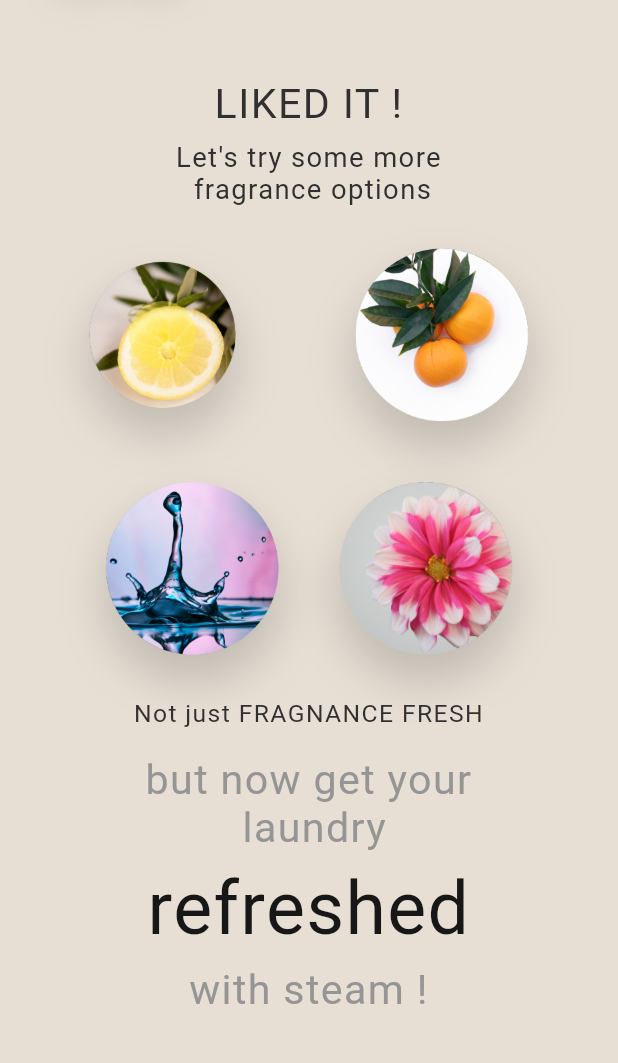
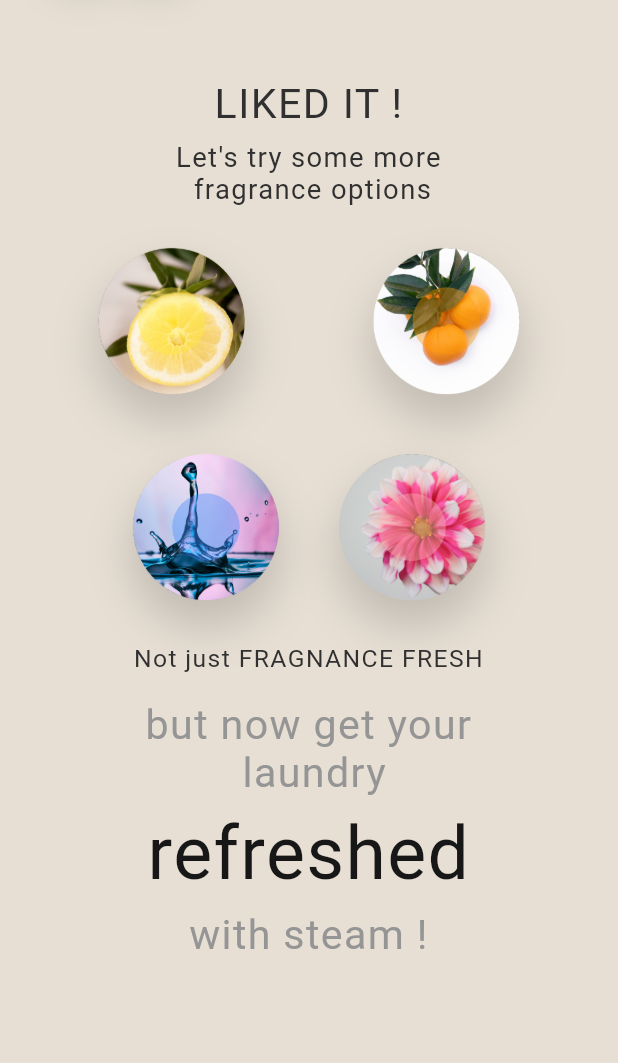
Before and after one commit to gupta22-dev/Inki, a Flutter app: the RefreshAnimationHome screen opened directly, on a phone screen of 412 x 824 dp, the part 106-1169 px from its top. Run offline on Flutter 3.47's test engine with Material 2 defaults, Android fonts, the phone set to English and light mode, and no system bars; our stand-ins replace cached_network_image, carousel_slider, confetti, connectivity, flutter_rating_bar, flutter_swiper and 6 more; missing offline and left inert: flutter_inappwebview, usb_serial; accounts and stored records are empty; generated files the repository leaves out were written again; network calls fail; statements that could not run were skipped.

Commit message:
Put Color on to Everything

```diff
--- a/lib/src/ui/routes/refresh_animation_home.dart
+++ b/lib/src/ui/routes/refresh_animation_home.dart
@@ -16,6 +16,10 @@ import 'package:inki/src/ui/common_widgets/sizedbox.dart';
 import 'package:inki/src/ui/res/colors.dart';
 import 'package:inki/src/ui/routes/fragrance_rippling.dart';
 import 'package:provider/provider.dart';
+
+import '../res/colors.dart';
+import '../res/colors.dart';
+import '../res/colors.dart';
 
 class RefreshAnimationHome extends StatefulWidget {
   final UsbPortModel isFromHome;
@@ -256,36 +260,15 @@ class _RefreshAnimationHomeState extends State<RefreshAnimationHome>
                                               ),
                                             ),
                                             //horizontalSizedBoxTwenty(),
-                                            InkWell(
-                                              onTap: yellowAnim == true ||
-                                                      blueAnim == true ||
-                                                      whiteAnim == true
-                                                  ? null
-                                                  : () {
-                                                      setState(() {
-                                                        orangeAnim = true;
-                                                        //screenBackground = white;
-                                                        screenBackground =
-                                                            orangeGradient;
-                                                        isClicked = false;
-                                                        Timer(
-                                                            Duration(
-                                                                seconds: 3),
-                                                            () {
-                                                          setState(() {
-                                                            screenBackground =
-                                                                normalGradient;
-                                                            isClicked = false;
-                                                          });
-                                                        });
-                                                        // Set a timer of 3 secs..... set isClicked back to false
-                                                      });
-                                                      navigateToDetailAnimation(
-                                                          "b", iotViewModel);
-                                                    },
-                                              child: Padding(
+                                            Container(
+                                              width: 150,
+                                              height: 150,
+                                              child: Stack(
+                                                children: [
+                                                  Padding(
                                                     padding:
-                                                    const EdgeInsets.all(20.0),
+                                                        const EdgeInsets.all(
+                                                            20.0),
                                                     child: AnimatedContainer(
                                                       duration:
                                                           Duration(seconds: 0),
@@ -300,10 +283,14 @@ class _RefreshAnimationHomeState extends State<RefreshAnimationHome>
                                                                       0xfff59006)
                                                                   : Color(
                                                                       0x29000000),
-                                                          offset: (isClicked ==
+                                                              offset:
+                                                                  (isClicked ==
                                                                           true)
-                                                              ? Offset(0, 0)
-                                                              : Offset(0, 18),
+                                                                      ? Offset(
+                                                                          0, 0)
+                                                                      : Offset(
+                                                                          0,
+                                                                          18),
                                                               /* (condition<t/f>) ? {true statements} : {false statements} */
                                                               blurRadius:
                                                                   (isClicked ==
@@ -317,7 +304,8 @@ class _RefreshAnimationHomeState extends State<RefreshAnimationHome>
                                                                       : 0)
                                                         ],
                                                         borderRadius:
-                                                        BorderRadius.circular(
+                                                            BorderRadius
+                                                                .circular(
                                                           500,
                                                         ),
                                                       ),
@@ -325,6 +313,43 @@ class _RefreshAnimationHomeState extends State<RefreshAnimationHome>
                                                         "assets/images/orange.png",
                                                       ),
                                                     ),
+                                                  ),
+                                                  GestureDetector(
+                                                    onTap: yellowAnim == true ||
+                                                            blueAnim == true ||
+                                                            whiteAnim == true
+                                                        ? null
+                                                        : () {
+                                                            setState(() {
+                                                              orangeAnim = true;
+                                                              //screenBackground = white;
+                                                              screenBackground =
+                                                                  orangeGradient;
+                                                              isClicked = false;
+                                                              Timer(
+                                                                  Duration(
+                                                                      seconds:
+                                                                          3),
+                                                                  () {
+                                                                setState(() {
+                                                                  screenBackground =
+                                                                      normalGradient;
+                                                                  isClicked =
+                                                                      false;
+                                                                });
+                                                              });
+                                                              // Set a timer of 3 secs..... set isClicked back to false
+                                                            });
+                                                          },
+                                                    child: FragnanceRipple(
+                                                      color: orangeColor[0],
+                                                      fun: () =>
+                                                          navigateToDetailAnimation(
+                                                              "b",
+                                                              iotViewModel),
+                                                    ),
+                                                  )
+                                                ],
                                               ),
                                             ),
                                           ],
@@ -335,37 +360,15 @@ class _RefreshAnimationHomeState extends State<RefreshAnimationHome>
                                           mainAxisAlignment:
                                               MainAxisAlignment.center,
                                           children: [
-                                            InkWell(
-                                              onTap: yellowAnim == true ||
-                                                      whiteAnim == true ||
-                                                      orangeAnim == true
-                                                  ? null
-                                                  : () {
-                                                      setState(() {
-                                                        blueAnim = true;
-                                                        // screenBackground = blue;
-                                                        screenBackground =
-                                                            blueGradient;
-                                                        isClicked = false;
-                                                        Timer(
-                                                            Duration(
-                                                                seconds: 3),
-                                                            () {
-                                                          setState(() {
-                                                            screenBackground =
-                                                                normalGradient;
-                                                            isClicked = false;
-                                                          });
-                                                        });
-                                                        // Set a timer of 3 secs..... set isClicked back to false
-                                                      });
-
-                                                      navigateToDetailAnimation(
-                                                          "c", iotViewModel);
-                                                    },
-                                              child: Padding(
+                                            Container(
+                                              width: 150,
+                                              height: 150,
+                                              child: Stack(
+                                                children: [
+                                                  Padding(
                                                     padding:
-                                                    const EdgeInsets.all(20.0),
+                                                        const EdgeInsets.all(
+                                                            20.0),
                                                     child: AnimatedContainer(
                                                       duration:
                                                           Duration(seconds: 0),
@@ -380,10 +383,14 @@ class _RefreshAnimationHomeState extends State<RefreshAnimationHome>
                                                                       0xff65CBE3)
                                                                   : Color(
                                                                       0x29000000),
-                                                          offset: (isClicked ==
+                                                              offset:
+                                                                  (isClicked ==
                                                                           true)
-                                                              ? Offset(0, 0)
-                                                              : Offset(0, 18),
+                                                                      ? Offset(
+                                                                          0, 0)
+                                                                      : Offset(
+                                                                          0,
+                                                                          18),
                                                               /* (condition<t/f>) ? {true statements} : {false statements} */
                                                               blurRadius:
                                                                   (isClicked ==
@@ -397,7 +404,8 @@ class _RefreshAnimationHomeState extends State<RefreshAnimationHome>
                                                                       : 0)
                                                         ],
                                                         borderRadius:
-                                                        BorderRadius.circular(
+                                                            BorderRadius
+                                                                .circular(
                                                           500,
                                                         ),
                                                       ),
@@ -406,38 +414,53 @@ class _RefreshAnimationHomeState extends State<RefreshAnimationHome>
                                                       ),
                                                     ),
                                                   ),
-                                            ),
-                                            InkWell(
+                                                  GestureDetector(
                                                     onTap: yellowAnim == true ||
-                                                      blueAnim == true ||
+                                                            whiteAnim == true ||
                                                             orangeAnim == true
                                                         ? null
                                                         : () {
                                                             setState(() {
-                                                        whiteAnim = true;
-                                                        //screenBackground = orange;
+                                                              blueAnim = true;
+                                                              // screenBackground = blue;
                                                               screenBackground =
-                                                            roseGradient;
+                                                                  blueGradient;
                                                               isClicked = false;
                                                               Timer(
                                                                   Duration(
-                                                                seconds: 3),
+                                                                      seconds:
+                                                                          3),
                                                                   () {
                                                                 setState(() {
                                                                   screenBackground =
                                                                       normalGradient;
-                                                            isClicked = false;
+                                                                  isClicked =
+                                                                      false;
                                                                 });
                                                               });
-                                                        //set timer of 3 secs
+                                                              // Set a timer of 3 secs..... set isClicked back to false
                                                             });
-
+                                                          },
+                                                    child: FragnanceRipple(
+                                                      color: blueColor[0],
+                                                      fun: () =>
                                                           navigateToDetailAnimation(
-                                                          "d", iotViewModel);
-                                                    },
-                                              child: Padding(
+                                                              "c",
+                                                              iotViewModel),
+                                                    ),
+                                                  )
+                                                ],
+                                              ),
+                                            ),
+                                            Container(
+                                              width: 150,
+                                              height: 150,
+                                              child: Stack(
+                                                children: [
+                                                  Padding(
                                                     padding:
-                                                    const EdgeInsets.all(20.0),
+                                                        const EdgeInsets.all(
+                                                            20.0),
                                                     child: AnimatedContainer(
                                                       duration:
                                                           Duration(seconds: 0),
@@ -452,10 +475,14 @@ class _RefreshAnimationHomeState extends State<RefreshAnimationHome>
                                                                       0xffFFBBBB)
                                                                   : Color(
                                                                       0x29000000),
-                                                          offset: (isClicked ==
+                                                              offset:
+                                                                  (isClicked ==
                                                                           true)
-                                                              ? Offset(0, 0)
-                                                              : Offset(0, 18),
+                                                                      ? Offset(
+                                                                          0, 0)
+                                                                      : Offset(
+                                                                          0,
+                                                                          18),
 
                                                               /* (condition<t/f>) ? {true statements} : {false statements} */
                                                               blurRadius:
@@ -470,7 +497,8 @@ class _RefreshAnimationHomeState extends State<RefreshAnimationHome>
                                                                       : 0)
                                                         ],
                                                         borderRadius:
-                                                        BorderRadius.circular(
+                                                            BorderRadius
+                                                                .circular(
                                                           500,
                                                         ),
                                                       ),
@@ -478,6 +506,43 @@ class _RefreshAnimationHomeState extends State<RefreshAnimationHome>
                                                         "assets/images/flower.png",
                                                       ),
                                                     ),
+                                                  ),
+                                                  GestureDetector(
+                                                    onTap: yellowAnim == true ||
+                                                            blueAnim == true ||
+                                                            orangeAnim == true
+                                                        ? null
+                                                        : () {
+                                                            setState(() {
+                                                              whiteAnim = true;
+                                                              //screenBackground = orange;
+                                                              screenBackground =
+                                                                  roseGradient;
+                                                              isClicked = false;
+                                                              Timer(
+                                                                  Duration(
+                                                                      seconds:
+                                                                          3),
+                                                                  () {
+                                                                setState(() {
+                                                                  screenBackground =
+                                                                      normalGradient;
+                                                                  isClicked =
+                                                                      false;
+                                                                });
+                                                              });
+                                                              //set timer of 3 secs
+                                                            });
+                                                          },
+                                                    child: FragnanceRipple(
+                                                      color: roseGradient[2],
+                                                      fun: () =>
+                                                          navigateToDetailAnimation(
+                                                              "d",
+                                                              iotViewModel),
+                                                    ),
+                                                  )
+                                                ],
                                               ),
                                             ),
                                           ],
```
Lines whose indentation alone changed are shown as unchanged.
